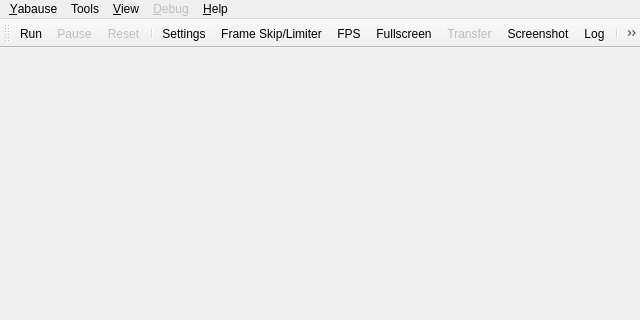
First picture: the form in yabause/src/qt/ui/UIYabause.ui, repository KitoHo/yabause, before the edit; both pictures show x 0 to 640 and y 0 to 320 of the 640 by 480 pixel window.
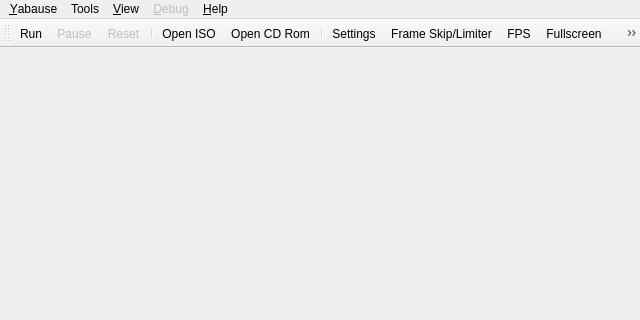
Second picture: the form after the edit. Icons and pictures are not drawn.

Commit message: add 2 new action : open iso & open cd rom

Patch:
```diff
--- a/yabause/src/qt/ui/UIYabause.ui
+++ b/yabause/src/qt/ui/UIYabause.ui
@@ -158,6 +158,9 @@
    <addaction name="aYabausePause" />
    <addaction name="aYabauseReset" />
    <addaction name="separator" />
+   <addaction name="aYabauseOpenISO" />
+   <addaction name="aYabauseOpenCDRom" />
+   <addaction name="separator" />
    <addaction name="aYabauseSettings" />
    <addaction name="aYabauseFrameSkipLimiter" />
    <addaction name="aViewFPS" />
@@ -539,6 +542,22 @@
     <string>Backup Manager...</string>
    </property>
   </action>
+  <action name="aYabauseOpenISO" >
+   <property name="icon" >
+    <iconset resource="../resources/resources.qrc" >:/actions/icons/actions/iso.png</iconset>
+   </property>
+   <property name="text" >
+    <string>Open ISO</string>
+   </property>
+  </action>
+  <action name="aYabauseOpenCDRom" >
+   <property name="icon" >
+    <iconset resource="../resources/resources.qrc" >:/actions/icons/actions/cd.png</iconset>
+   </property>
+   <property name="text" >
+    <string>Open CD Rom</string>
+   </property>
+  </action>
  </widget>
  <resources>
   <include location="../resources/resources.qrc" />
```
Left out of the diff: 6 changed lines with no effect on the pictures. The commit also changes 2 other files.
